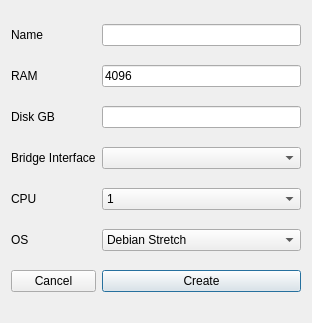
Old version of the form DlgCreatePeer.ui in the repository subutai-io/control-center.
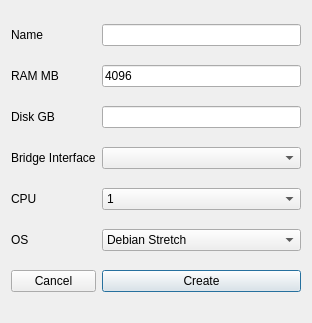
New version of the form.

Commit message: rename labels

The edit to the form file:
```diff
--- a/DlgCreatePeer.ui
+++ b/DlgCreatePeer.ui
@@ -24,7 +24,7 @@
    <item row="2" column="0">
     <widget class="QLabel" name="lbl_ram">
      <property name="text">
-      <string>RAM</string>
+      <string>RAM MB</string>
      </property>
     </widget>
    </item>
```
The commit also changes 1 other file.
